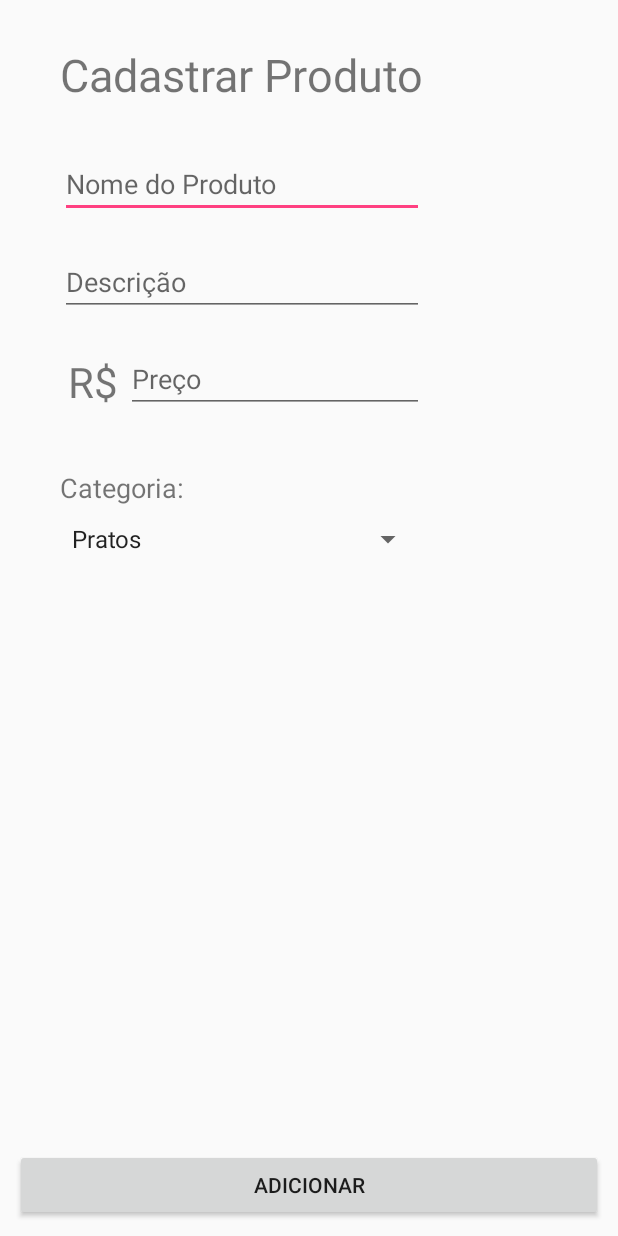
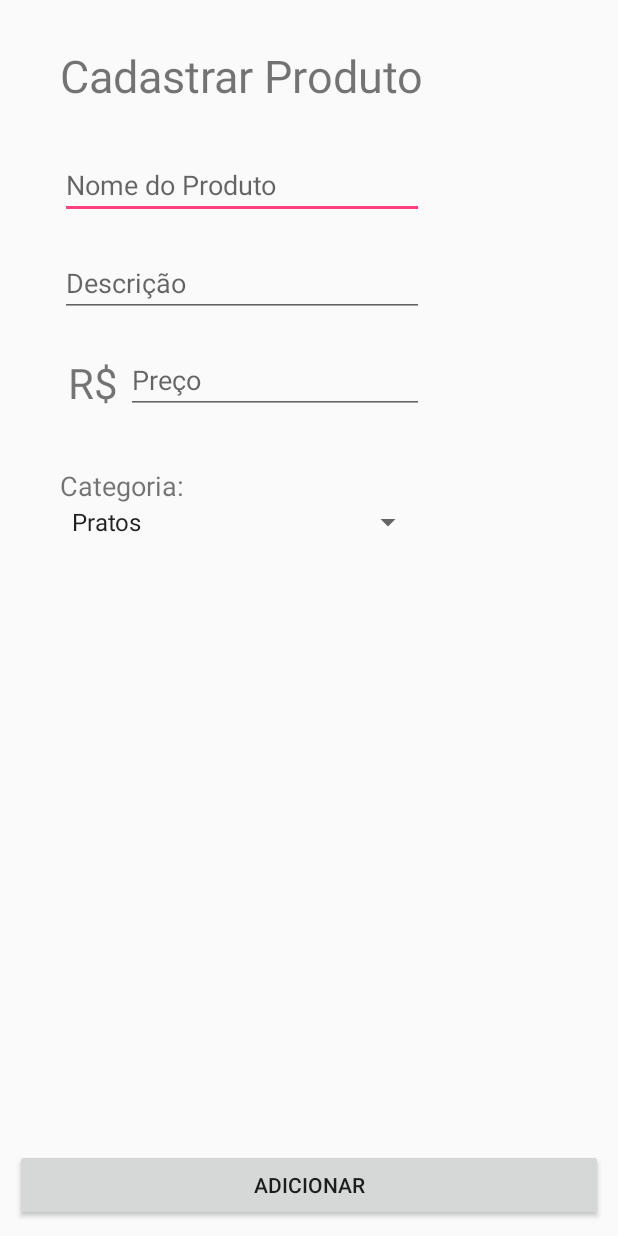
Before and after one commit to Gabriel-Bur/gerenciador-pedidos, an Android app: the FormularioActivity screen opened directly, with no data from a screen before it, on a phone screen of 412 x 824 dp. Run offline under Robolectric (Android 15) with nearby library versions, the phone set to English and light mode, and no system bars; our stand-ins replace Firebase (no records; nobody signed in at launch, a user with empty details on screens opened directly).

```diff
--- a/app/src/main/java/Classes/Pedido.java
+++ b/app/src/main/java/Classes/Pedido.java
@@ -3,9 +3,8 @@ package Classes;
 import android.support.annotation.Nullable;
 
 import java.io.Serializable;
-import java.nio.DoubleBuffer;
 import java.util.ArrayList;
-import java.util.UUID;
+
 
 /**
  * Created by gabriel.bur on 11/09/2017.
@@ -27,11 +26,11 @@ public class Pedido implements Serializable{
         PedidoId = pedidoId;
     }
 
+
     @Nullable
     public ArrayList<Item> getItensPedidos() {
         return itensPedidos;
     }
-
     public void setItensPedidos(@Nullable ArrayList<Item> itensPedidos) {
         this.itensPedidos = itensPedidos;
     }
--- a/app/src/main/java/com/infnet/android/gerenciador_pedidos/CardapioActivity.java
+++ b/app/src/main/java/com/infnet/android/gerenciador_pedidos/CardapioActivity.java
@@ -26,7 +26,6 @@ import java.util.Map;
 import Classes.CustomExpandableListView;
 import Classes.Item;
 import Classes.Mesa;
-import Classes.Pedido;
 
 public class CardapioActivity extends AppCompatActivity {
 
@@ -44,7 +43,6 @@ public class CardapioActivity extends AppCompatActivity {
     private DatabaseReference referenciaVinhos = mDatabase.child("itens/vinhos");
 
     private Button pedido;
-    private TextView total;
     private Mesa mesaEscolhida;
 
 
@@ -98,7 +96,7 @@ public class CardapioActivity extends AppCompatActivity {
         listaDataHeader.add("Vinhos");
 
 
-
+        //Carrega a lista de cada categoria em um lista
         referenciaPratos.addValueEventListener(new ValueEventListener() {
             @Override
             public void onDataChange(DataSnapshot dataSnapshot) {
@@ -200,6 +198,7 @@ public class CardapioActivity extends AppCompatActivity {
 
 
 
+        //Passa para a proxima Activity o Item selecionado
         cardapio.setOnChildClickListener(new ExpandableListView.OnChildClickListener() {
             @Override
             public boolean onChildClick(ExpandableListView expandableListView, View view, int groupPosition ,int childPosition, long id) {
@@ -214,6 +213,7 @@ public class CardapioActivity extends AppCompatActivity {
             }
         });
 
+
         pedido.setOnClickListener(new View.OnClickListener() {
             @Override
             public void onClick(View view) {
--- a/app/src/main/java/com/infnet/android/gerenciador_pedidos/PedidoActivity.java
+++ b/app/src/main/java/com/infnet/android/gerenciador_pedidos/PedidoActivity.java
@@ -23,7 +23,6 @@ import java.util.List;
 import Classes.CustomListView;
 import Classes.Item;
 import Classes.Mesa;
-import Classes.Pedido;
 
 public class PedidoActivity extends AppCompatActivity {
 
--- a/app/src/main/res/layout/activity_formulario.xml
+++ b/app/src/main/res/layout/activity_formulario.xml
@@ -15,8 +15,7 @@
         android:layout_alignParentStart="true"
         android:layout_alignParentTop="true"
         android:layout_marginLeft="30dp"
-        android:layout_marginStart="30dp"
-        android:layout_marginTop="19dp"
+        android:layout_marginTop="20dp"
         android:text="@string/CadastrarProduto"
         android:textSize="30sp" />
 
@@ -24,30 +23,30 @@
         android:id="@+id/formulario_nomeProduto"
         android:layout_width="wrap_content"
         android:layout_height="wrap_content"
-        android:layout_alignEnd="@+id/formulario_headerText"
         android:layout_alignLeft="@+id/formulario_headerText"
-        android:layout_alignRight="@+id/formulario_headerText"
         android:layout_alignStart="@+id/formulario_headerText"
         android:layout_below="@+id/formulario_headerText"
         android:layout_marginTop="30dp"
         android:ems="10"
         android:hint="@string/productName"
-        android:inputType="textPersonName" />
+        android:inputType="textPersonName"
+        android:layout_alignRight="@+id/formulario_headerText"
+        android:layout_alignEnd="@+id/formulario_headerText" />
 
     <EditText
         android:id="@+id/formulario_descricaoProduto"
         android:layout_width="wrap_content"
         android:layout_height="wrap_content"
-        android:layout_alignEnd="@+id/formulario_nomeProduto"
         android:layout_alignLeft="@+id/formulario_nomeProduto"
-        android:layout_alignRight="@+id/formulario_nomeProduto"
         android:layout_alignStart="@+id/formulario_nomeProduto"
         android:layout_below="@+id/formulario_nomeProduto"
         android:layout_marginTop="20dp"
         android:ems="10"
         android:hint="@string/descricaoDoProduto"
         android:inputType="textPersonName"
-        android:lines="3" />
+        android:lines="3"
+        android:layout_alignRight="@+id/formulario_nomeProduto"
+        android:layout_alignEnd="@+id/formulario_nomeProduto" />
 
     <EditText
         android:id="@+id/formulario_Valor"
@@ -89,7 +88,7 @@
         android:layout_alignLeft="@+id/formulario_label"
         android:layout_alignStart="@+id/formulario_label"
         android:layout_below="@+id/formulario_Valor"
-        android:layout_marginTop="37dp"
+        android:layout_marginTop="35dp"
         android:contentDescription="Categoria"
         android:text="@string/categoria"
         android:textSize="18sp" />
@@ -98,12 +97,11 @@
         android:id="@+id/formulario_spinner"
         android:layout_width="match_parent"
         android:layout_height="wrap_content"
-        android:layout_alignEnd="@+id/formulario_Valor"
         android:layout_alignLeft="@+id/formulario_categoriaLabel"
-        android:layout_alignRight="@+id/formulario_Valor"
         android:layout_alignStart="@+id/formulario_categoriaLabel"
         android:layout_below="@+id/formulario_categoriaLabel"
-        android:layout_marginTop="10dp"
-        android:entries="@array/Categorias" />
+        android:entries="@array/Categorias"
+        android:layout_alignRight="@+id/formulario_Valor"
+        android:layout_alignEnd="@+id/formulario_Valor" />
 
 </RelativeLayout>
--- a/app/src/main/res/layout/activity_main.xml
+++ b/app/src/main/res/layout/activity_main.xml
@@ -1,5 +1,6 @@
 <?xml version="1.0" encoding="utf-8"?>
-<RelativeLayout xmlns:android="http://schemas.android.com/apk/res/android"
+<RelativeLayout
+    xmlns:android="http://schemas.android.com/apk/res/android"
     xmlns:tools="http://schemas.android.com/tools"
     android:layout_width="match_parent"
     android:layout_height="match_parent"
```
Also changed, not shown: app/src/main/java/Classes/Conta.java (added, +36 -0 lines), app/src/main/java/Classes/Mesa.java (+12 -4 lines), app/src/main/java/com/infnet/android/gerenciador_pedidos/MesaActivity.java (+29 -1 lines).
